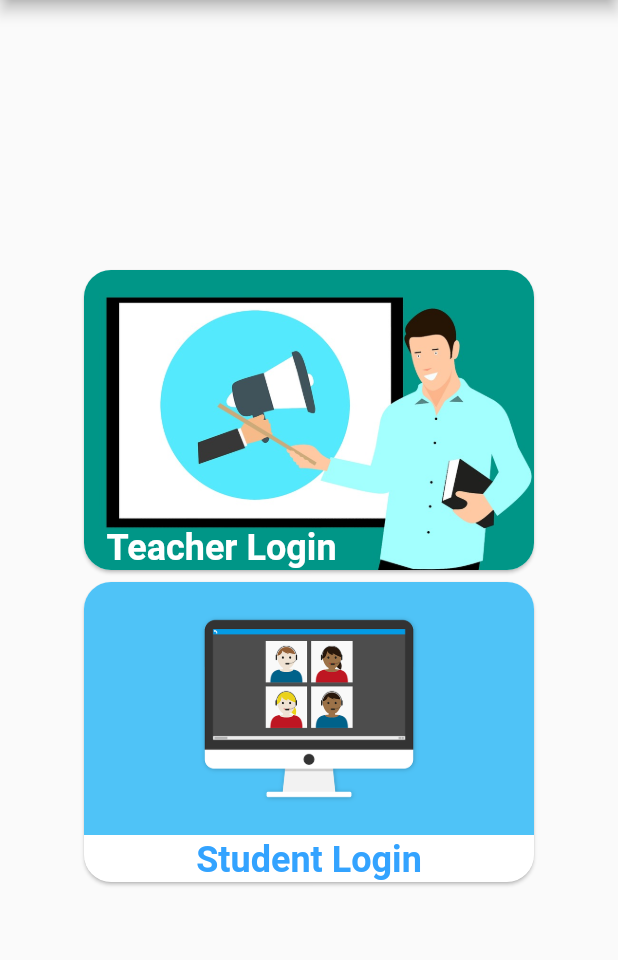
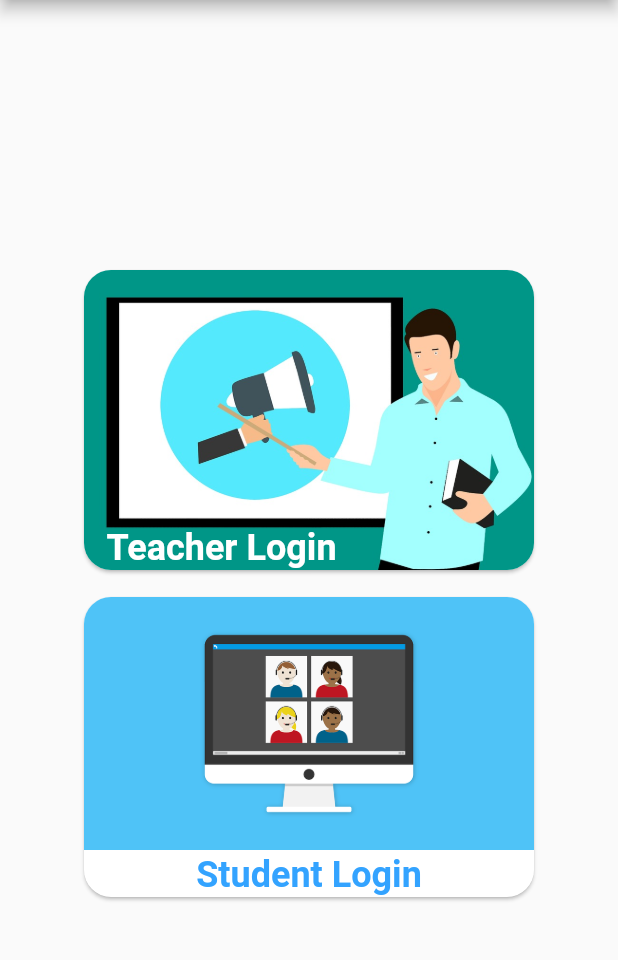
Before and after one commit to pratheek-raghunath/EduLane, a Flutter app: the screen it shows after launch, on a phone screen of 412 x 824 dp, the part 84-1044 px from its top. Run offline on Flutter 3.47's test engine with Material 2 defaults, Android fonts, the phone set to English and light mode, and no system bars; our stand-ins replace cloud_firestore, convex_bottom_bar, file_picker, firebase_auth, firebase_core, fluttertoast and 2 more; missing offline and left inert: external_app_launcher; accounts and stored records are empty.

Commit message:
Minor Changes

```diff
--- a/lib/main.dart
+++ b/lib/main.dart
@@ -43,6 +43,8 @@
   @override
   Widget build(BuildContext context) {
     return Center(
+      child: Container(
+        margin: const EdgeInsets.all(10),
         child: Card(
           clipBehavior: Clip.antiAlias,
           shape: RoundedRectangleBorder(
@@ -79,6 +81,7 @@
                             fontWeight: FontWeight.bold,
                             color: Colors.white),
                       )),
+                ),
               ),
             ),
           ),
--- a/lib/subject.dart
+++ b/lib/subject.dart
@@ -77,7 +77,10 @@
                           child: Column(
                             children: [
                               ListTile(
-                                leading: Icon(Icons.arrow_drop_down_circle),
+                                leading: Icon(
+                                  Icons.account_circle,
+                                  size: 50,
+                                ),
                                 title: const Text('Faculty Name'),
                                 subtitle: Text(
                                   'Subject Name',
```
Lines whose indentation alone changed are shown as unchanged.
